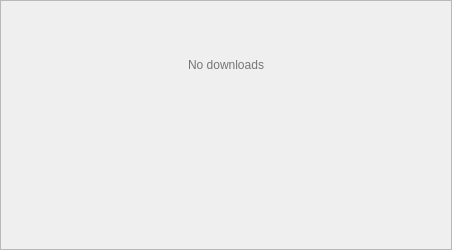
keshavbhatt/whatsie, file src/downloadmanagerwidget.ui: the form before one commit.
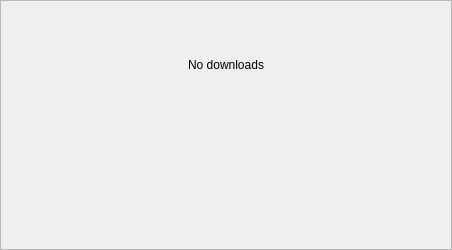
The form after the commit.

Commit message: fix label style in download manager

What changed in the file:
```diff
--- a/src/downloadmanagerwidget.ui
+++ b/src/downloadmanagerwidget.ui
@@ -88,9 +88,6 @@
            <verstretch>0</verstretch>
           </sizepolicy>
          </property>
-         <property name="styleSheet">
-          <string notr="true">color: palette(shadow)</string>
-         </property>
          <property name="text">
           <string>No downloads</string>
          </property>
```
